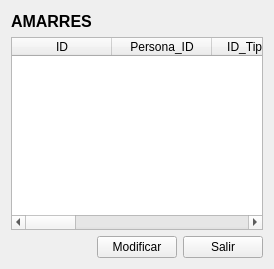
Qt form Compra/compraamarres.ui (radtek/manager) before a commit.
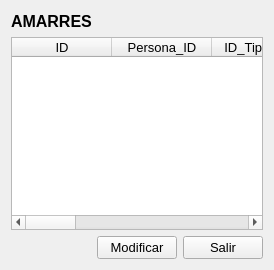
The same form after that commit.

What changed in the file:
```diff
--- a/Compra/compraamarres.ui
+++ b/Compra/compraamarres.ui
@@ -7,7 +7,7 @@
     <x>0</x>
     <y>0</y>
     <width>274</width>
-    <height>269</height>
+    <height>270</height>
    </rect>
   </property>
   <property name="windowTitle">
@@ -47,6 +47,11 @@
    </item>
    <item>
     <widget class="QTableWidget" name="tableWidget">
+     <property name="font">
+      <font>
+       <pointsize>10</pointsize>
+      </font>
+     </property>
      <column>
       <property name="text">
        <string>ID</string>
@@ -111,6 +116,11 @@
      </item>
      <item>
       <widget class="QPushButton" name="pushButton_modificar">
+       <property name="font">
+        <font>
+         <pointsize>10</pointsize>
+        </font>
+       </property>
        <property name="text">
         <string>Modificar</string>
        </property>
@@ -118,6 +128,11 @@
      </item>
      <item>
       <widget class="QPushButton" name="pushButton_salir">
+       <property name="font">
+        <font>
+         <pointsize>10</pointsize>
+        </font>
+       </property>
        <property name="text">
         <string>Salir</string>
        </property>
```
